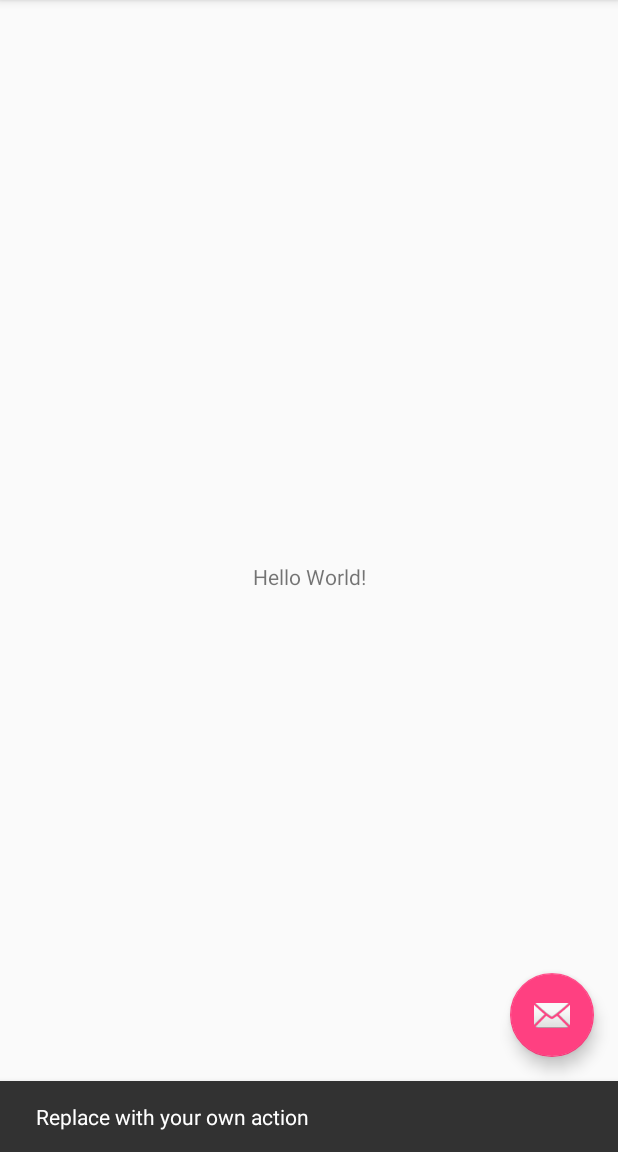
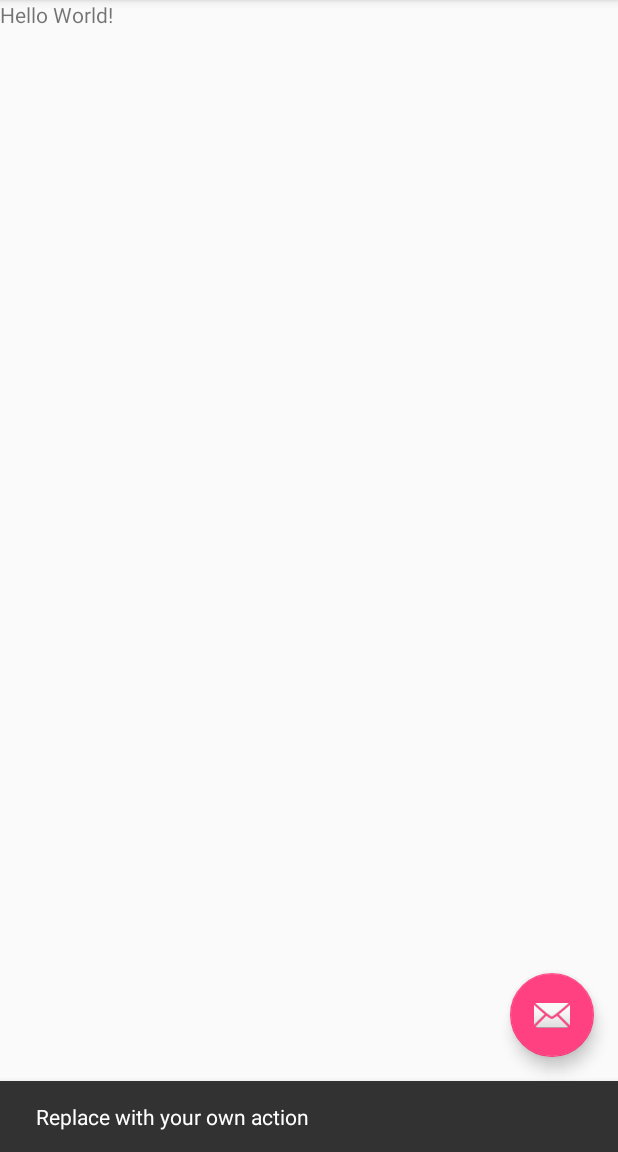
Before and after one commit to KentVu/pwnat-app, an Android app: the screen it shows after launch (MainActivity), after a tap on an icon or button, on a phone screen of 412 x 824 dp, the part 84-1236 px from its top. Run offline under Robolectric (Android 15) with nearby library versions, the phone set to English and light mode, and no system bars; 2 statements that could not run were skipped.

```diff
--- a/app/src/main/res/layout/content_main.xml
+++ b/app/src/main/res/layout/content_main.xml
@@ -14,9 +14,7 @@
         android:layout_width="wrap_content"
         android:layout_height="wrap_content"
         android:text="Hello World!"
-        app:layout_constraintBottom_toBottomOf="parent"
         app:layout_constraintLeft_toLeftOf="parent"
-        app:layout_constraintRight_toRightOf="parent"
         app:layout_constraintTop_toTopOf="parent"/>
 
 </android.support.constraint.ConstraintLayout>
```
Also changed, not shown: 2 other files.
